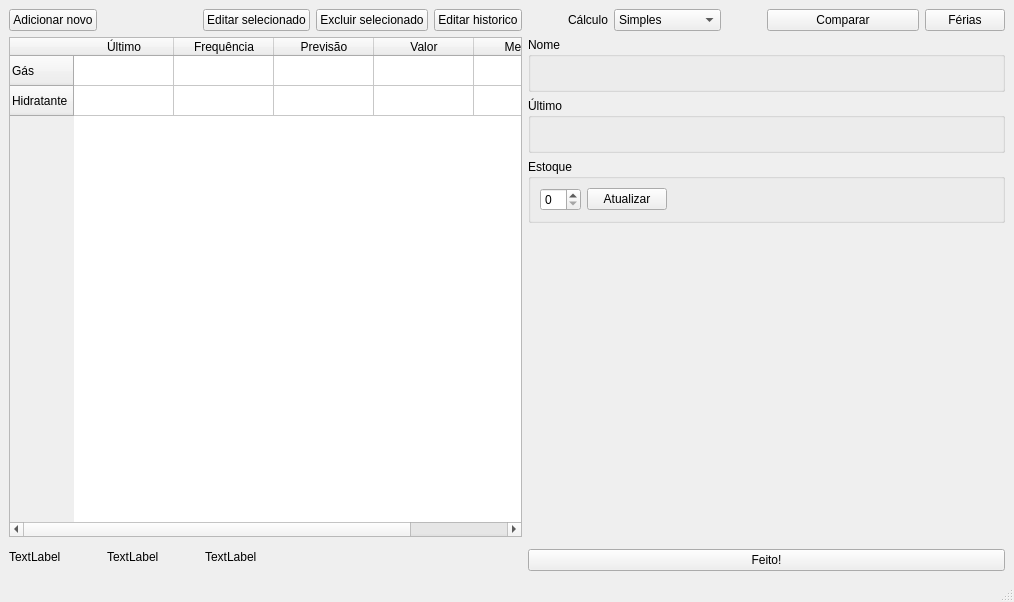
The window that ui/main.ui (vazerick/futuro) describes before a commit, drawn with Qt 5.
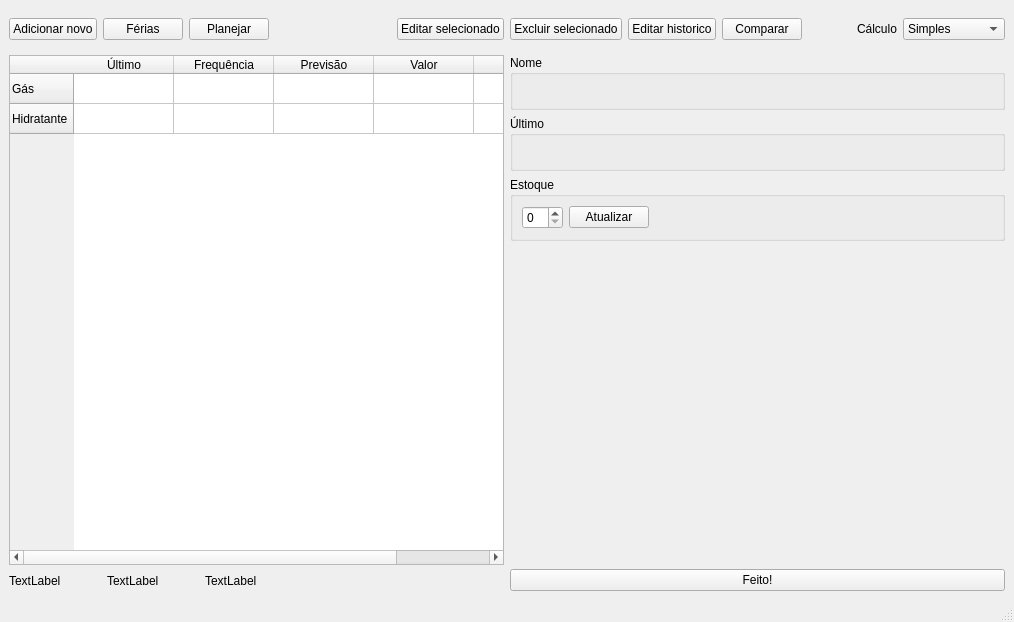
The same window after the commit. Custom widgets are drawn as their Qt base class.

Patch:
```diff
--- a/ui/main.ui
+++ b/ui/main.ui
@@ -7,7 +7,7 @@
     <x>0</x>
     <y>0</y>
     <width>1014</width>
-    <height>602</height>
+    <height>622</height>
    </rect>
   </property>
   <property name="windowTitle">
@@ -17,11 +17,9 @@
    <string notr="true"/>
   </property>
   <widget class="QWidget" name="centralwidget">
-   <layout class="QHBoxLayout" name="horizontalLayout_6">
+   <layout class="QVBoxLayout" name="verticalLayout_2">
     <item>
-     <layout class="QVBoxLayout" name="verticalLayout">
-      <item>
-       <layout class="QHBoxLayout" name="horizontalLayout">
+     <layout class="QHBoxLayout" name="horizontalLayout_2">
         <item>
          <widget class="QPushButton" name="botaoAdicionar">
           <property name="text">
@@ -30,21 +28,47 @@
          </widget>
         </item>
         <item>
-         <spacer name="horizontalSpacer">
+       <widget class="QPushButton" name="botaoFerias">
+        <property name="sizePolicy">
+         <sizepolicy hsizetype="Fixed" vsizetype="Fixed">
+          <horstretch>0</horstretch>
+          <verstretch>0</verstretch>
+         </sizepolicy>
+        </property>
+        <property name="text">
+         <string>Férias</string>
+        </property>
+       </widget>
+      </item>
+      <item>
+       <widget class="QPushButton" name="botaoPlanejar">
+        <property name="text">
+         <string>Planejar</string>
+        </property>
+       </widget>
+      </item>
+      <item>
+       <spacer name="horizontalSpacer_3">
           <property name="orientation">
            <enum>Qt::Horizontal</enum>
           </property>
           <property name="sizeType">
-           <enum>QSizePolicy::Minimum</enum>
+         <enum>QSizePolicy::Expanding</enum>
           </property>
           <property name="sizeHint" stdset="0">
            <size>
-            <width>100</width>
+          <width>40</width>
             <height>20</height>
            </size>
           </property>
          </spacer>
         </item>
+      <item>
+       <widget class="QFrame" name="selecionadoFrame">
+        <property name="enabled">
+         <bool>true</bool>
+        </property>
+        <layout class="QHBoxLayout" name="horizontalLayout">
         <item>
          <widget class="QPushButton" name="botaoEditar">
           <property name="text">
@@ -66,12 +90,73 @@
           </property>
          </widget>
         </item>
-       </layout>
+         <item>
+          <widget class="QPushButton" name="botaoComparar">
+           <property name="text">
+            <string>Comparar</string>
+           </property>
+          </widget>
+         </item>
+        </layout>
+       </widget>
       </item>
+      <item>
+       <spacer name="horizontalSpacer_2">
+        <property name="orientation">
+         <enum>Qt::Horizontal</enum>
+        </property>
+        <property name="sizeType">
+         <enum>QSizePolicy::Minimum</enum>
+        </property>
+        <property name="sizeHint" stdset="0">
+         <size>
+          <width>40</width>
+          <height>20</height>
+         </size>
+        </property>
+       </spacer>
+      </item>
+      <item>
+       <widget class="QLabel" name="modoLabel">
+        <property name="text">
+         <string>Cálculo</string>
+        </property>
+       </widget>
+      </item>
+      <item>
+       <widget class="QComboBox" name="modoComboBox">
+        <item>
+         <property name="text">
+          <string>Simples</string>
+         </property>
+        </item>
+        <item>
+         <property name="text">
+          <string>Cortar limites</string>
+         </property>
+        </item>
+        <item>
+         <property name="text">
+          <string>Mediana</string>
+         </property>
+        </item>
+        <item>
+         <property name="text">
+          <string>Ponderada</string>
+         </property>
+        </item>
+       </widget>
+      </item>
+     </layout>
+    </item>
+    <item>
+     <layout class="QHBoxLayout" name="horizontalLayout_6">
+      <item>
+       <layout class="QVBoxLayout" name="verticalLayout">
       <item>
        <widget class="QTableWidget" name="tableWidget">
         <property name="sizePolicy">
-         <sizepolicy hsizetype="Expanding" vsizetype="Minimum">
+           <sizepolicy hsizetype="Expanding" vsizetype="MinimumExpanding">
           <horstretch>0</horstretch>
           <verstretch>0</verstretch>
          </sizepolicy>
@@ -193,97 +278,6 @@
     </item>
     <item>
      <layout class="QVBoxLayout" name="verticalLayout_3">
-      <item>
-       <layout class="QHBoxLayout" name="horizontalLayout_2">
-        <item>
-         <spacer name="horizontalSpacer_2">
-          <property name="orientation">
-           <enum>Qt::Horizontal</enum>
-          </property>
-          <property name="sizeType">
-           <enum>QSizePolicy::Minimum</enum>
-          </property>
-          <property name="sizeHint" stdset="0">
-           <size>
-            <width>40</width>
-            <height>20</height>
-           </size>
-          </property>
-         </spacer>
-        </item>
-        <item>
-         <layout class="QFormLayout" name="formLayout">
-          <item row="0" column="0">
-           <widget class="QLabel" name="modoLabel">
-            <property name="text">
-             <string>Cálculo</string>
-            </property>
-           </widget>
-          </item>
-          <item row="0" column="1">
-           <widget class="QComboBox" name="modoComboBox">
-            <item>
-             <property name="text">
-              <string>Simples</string>
-             </property>
-            </item>
-            <item>
-             <property name="text">
-              <string>Cortar limites</string>
-             </property>
-            </item>
-            <item>
-             <property name="text">
-              <string>Mediana</string>
-             </property>
-            </item>
-            <item>
-             <property name="text">
-              <string>Ponderada</string>
-             </property>
-            </item>
-           </widget>
-          </item>
-         </layout>
-        </item>
-        <item>
-         <spacer name="horizontalSpacer_3">
-          <property name="orientation">
-           <enum>Qt::Horizontal</enum>
-          </property>
-          <property name="sizeType">
-           <enum>QSizePolicy::Minimum</enum>
-          </property>
-          <property name="sizeHint" stdset="0">
-           <size>
-            <width>40</width>
-            <height>20</height>
-           </size>
-          </property>
-         </spacer>
-        </item>
-        <item>
-         <widget class="QPushButton" name="botaoComparar">
-          <property name="text">
-           <string>Comparar</string>
-          </property>
-         </widget>
-        </item>
-        <item>
-         <widget class="QPushButton" name="botaoFerias">
-          <property name="sizePolicy">
-           <sizepolicy hsizetype="Fixed" vsizetype="Fixed">
-            <horstretch>0</horstretch>
-            <verstretch>0</verstretch>
-           </sizepolicy>
-          </property>
-          <property name="text">
-           <string>Férias</string>
-          </property>
-         </widget>
-        </item>
-       </layout>
-      </item>
       <item>
        <widget class="QGroupBox" name="groupNome">
         <property name="title">
@@ -398,6 +392,8 @@
          <string>Feito!</string>
         </property>
        </widget>
+        </item>
+       </layout>
       </item>
      </layout>
     </item>
```
Lines whose indentation alone changed are shown as unchanged.
